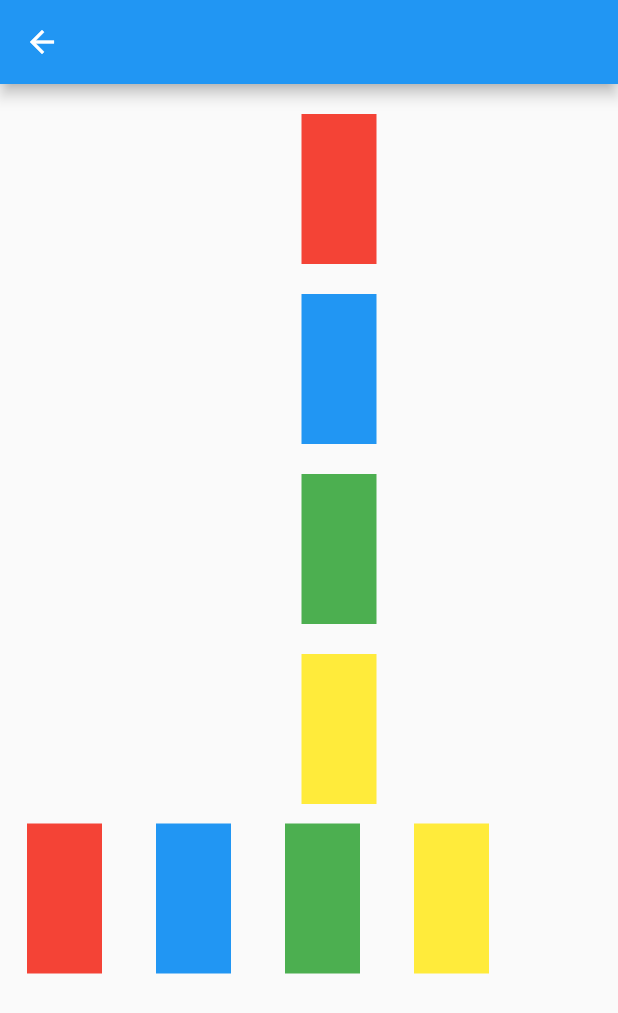
After one commit to AbhishekDoshi26/super_extensions, a Flutter app: the screen it shows after launch, after a tap on "Widget Extensions", on a phone screen of 412 x 824 dp. The commit adds this screen. Shown: the top 1013 px of the screen. Run offline on Flutter 3.47's test engine with Material 2 defaults, Android fonts, the phone set to English and light mode, and no system bars.

Commit message:
🎨 STYLE: UI example for padding extentions

```diff
--- /dev/null
+++ b/example/lib/extension_examples/widget_extension_example.dart
@@ -0,0 +1,35 @@
+import 'package:flutter/material.dart';
+import 'package:super_extensions/super_extensions.dart';
+
+class WidgetExtensionExample extends StatelessWidget {
+  const WidgetExtensionExample({Key? key}) : super(key: key);
+
+  @override
+  Widget build(BuildContext context) {
+    return Scaffold(
+      appBar: AppBar(),
+      body: Column(
+        children: [
+          Column(
+              children: [
+            Container(height: 100, width: 50, color: Colors.red),
+            Container(height: 100, width: 50, color: Colors.blue),
+            Container(height: 100, width: 50, color: Colors.green),
+            Container(height: 100, width: 50, color: Colors.yellow),
+          ].paddingDirectional(
+            top: 20,
+            left: 40,
+          )),
+          Row(
+            children: [
+              Container(height: 100, width: 50, color: Colors.red),
+              Container(height: 100, width: 50, color: Colors.blue),
+              Container(height: 100, width: 50, color: Colors.green),
+              Container(height: 100, width: 50, color: Colors.yellow),
+            ].paddingAll(13).paddingSymmetric(horizontal: 5),
+          ),
+        ],
+      ),
+    );
+  }
+}
--- a/example/lib/home.dart
+++ b/example/lib/home.dart
@@ -1,6 +1,8 @@
 import 'package:example/extension_examples/extension_examples.dart';
 import 'package:flutter/material.dart';
 import 'package:super_extensions/super_extensions.dart';
+
+import 'extension_examples/widget_extension_example.dart';
 
 class HomePage extends StatelessWidget {
   const HomePage({super.key});
@@ -38,6 +40,12 @@ class HomePage extends StatelessWidget {
                 },
                 child: const Text('Text Widget Extensions'),
               ),
+              ElevatedButton(
+                onPressed: () {
+                  context.push(const WidgetExtensionExample());
+                },
+                child: const Text('Widget Extensions'),
+              ),
             ].separator(const SizedBox(height: 8.0)).toList(),
           ),
         ),
--- a/lib/super_extensions.dart
+++ b/lib/super_extensions.dart
@@ -4,3 +4,4 @@ export 'src/string_extensions.dart';
 export 'src/text_widget_extensions/models/part.dart';
 export 'src/text_widget_extensions/text_widget_extensions.dart';
 export 'src/iterator_extension.dart';
+export 'src/widget_extention.dart';
```
